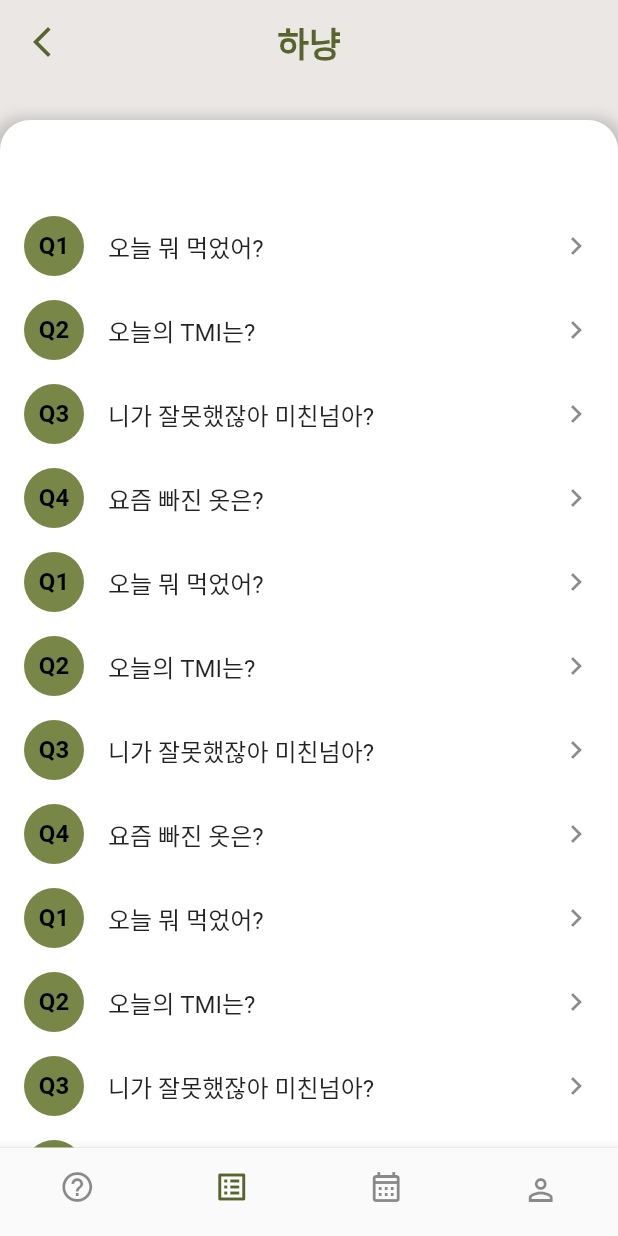
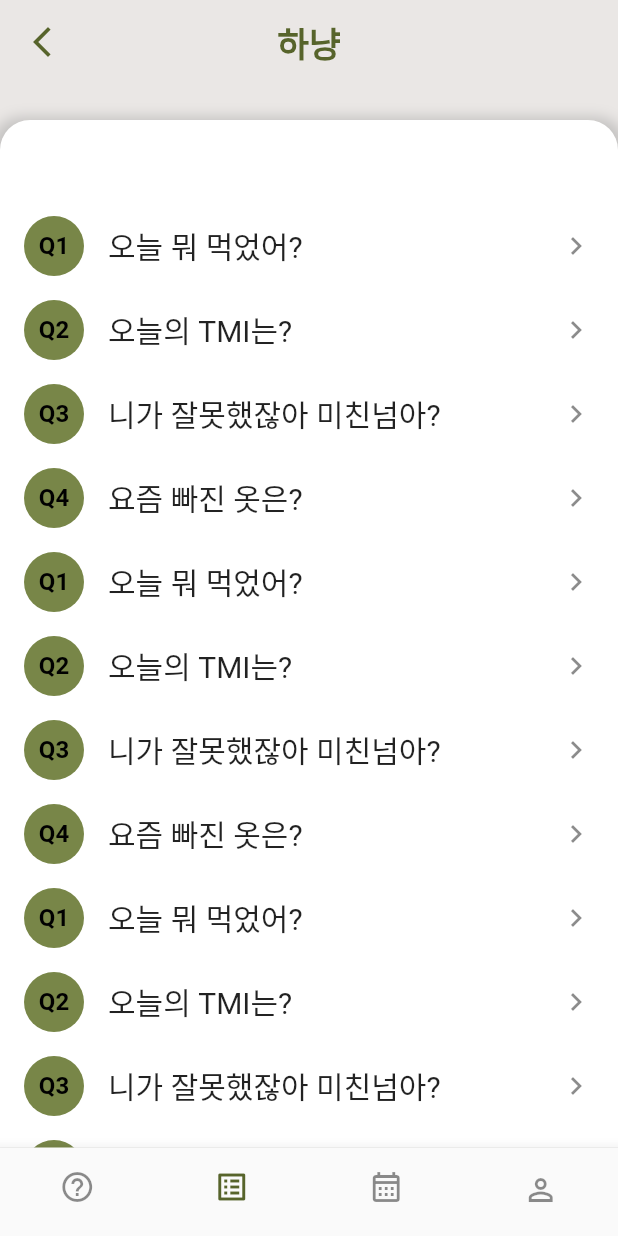
Before and after one commit to cej3827/ummmm, a Flutter app: the screen it shows after launch, item 2 of the bottom bar chosen, on a phone screen of 412 x 824 dp. Run offline on Flutter 3.47's test engine with Material 2 defaults, Android fonts, the phone set to English and light mode, and no system bars; our stand-ins replace table_calendar, timer_builder; Roboto replaces fonts that are missing (cafe).

Commit message:
[front] 질문리스트 수정

```diff
--- a/newflutter/lib/questionlist.dart
+++ b/newflutter/lib/questionlist.dart
@@ -5,6 +5,16 @@ class Contact{
   String num;
   //IconData icon;
   Contact(this.title, this.num);
+}
+
+class qlist extends StatelessWidget {
+  qlist({Key? key}) : super(key: key);
+
+  Widget createSeparator(int position){
+    Widget separator = Container(
+      height: 10, color: Colors.black,
+    );
+    return separator;
   }
 
   List<Contact> buildContacts(){
@@ -17,64 +27,32 @@ List<Contact> buildContacts(){
     return contacts;
   }
 
+  //var answers = ['1', '2', '3', '4', '5','6', '7', '8', '9',];
+  @override
+  Widget build(BuildContext context) {
     List<ListTile> showContacts(){
-  List colors = [Color(0xFF788648), Color(0xFFFFA84E),];
+      //List colors = [Color(0xFF788648), Color(0xFFFFA84E),];
       List<Contact> contacts = buildContacts();
-  for(int i = 0; i<20; i++){
+      for(int i = 0; i<3; i++){
         contacts.addAll(buildContacts());
       }
       List<ListTile> list = [];
       for(var contact in contacts) {
         list.add(ListTile(
-      title: Text(contact.title),
+          title: Text(contact.title, style: TextStyle(fontSize: 20)),
           //subtitle: Text(contact.subtitle),
-      leading: CircleAvatar(backgroundColor: Color(0xFF788648),
+          leading: CircleAvatar(radius: 20,backgroundColor: Color(0xFF788648),
               child: Text(contact.num, style: TextStyle(color: Colors.black, fontWeight: FontWeight.bold),)
             //backgroundColor: colors[colors.length%2],
           ),
           trailing: const Icon(Icons.keyboard_arrow_right),
-      onTap: () => true,
+          onTap: (){
+            Navigator.push(context, MaterialPageRoute(builder: (context) => answerpopup()),);
+          },
         ));
       }
       return list;
     }
-
-class qlist extends StatelessWidget {
-  qlist({Key? key}) : super(key: key);
-
-  var questions = [
-    '오늘 뭐 먹었어?',
-    '잠온다',
-    '집가고싶다',
-    '11111',
-    '222222',
-    '33333',
-    '44444',
-    '55555',
-    '66666'
-  ];
-
-  Widget createSingleBox(int position){
-    List colors = [Colors.amberAccent, Colors.deepOrangeAccent, Colors.deepPurple, Colors.lightGreen, Colors.lightBlue];
-    Container box = Container(
-        color: colors[position%5],
-        width: 100.0,
-        height: 100.0,
-        child: Text(position.toString())
-    );
-    return box;
-  }
-
-  Widget createSeparator(int position){
-    Widget separator = Container(
-      height: 10, color: Colors.black,
-    );
-    return separator;
-  }
-
-  //var answers = ['1', '2', '3', '4', '5','6', '7', '8', '9',];
-  @override
-  Widget build(BuildContext context) {
     final sizeX = MediaQuery.of(context).size.width;
     final sizeY = MediaQuery.of(context).size.height;
     return Container(
```
Lines whose indentation alone changed are shown as unchanged.
